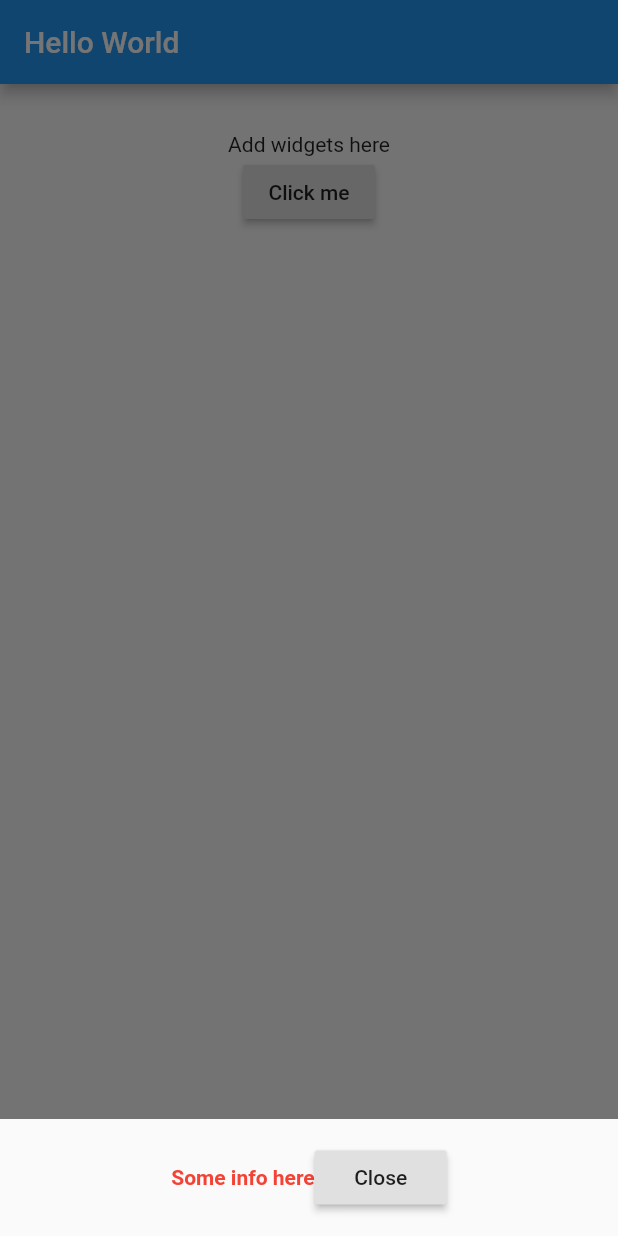
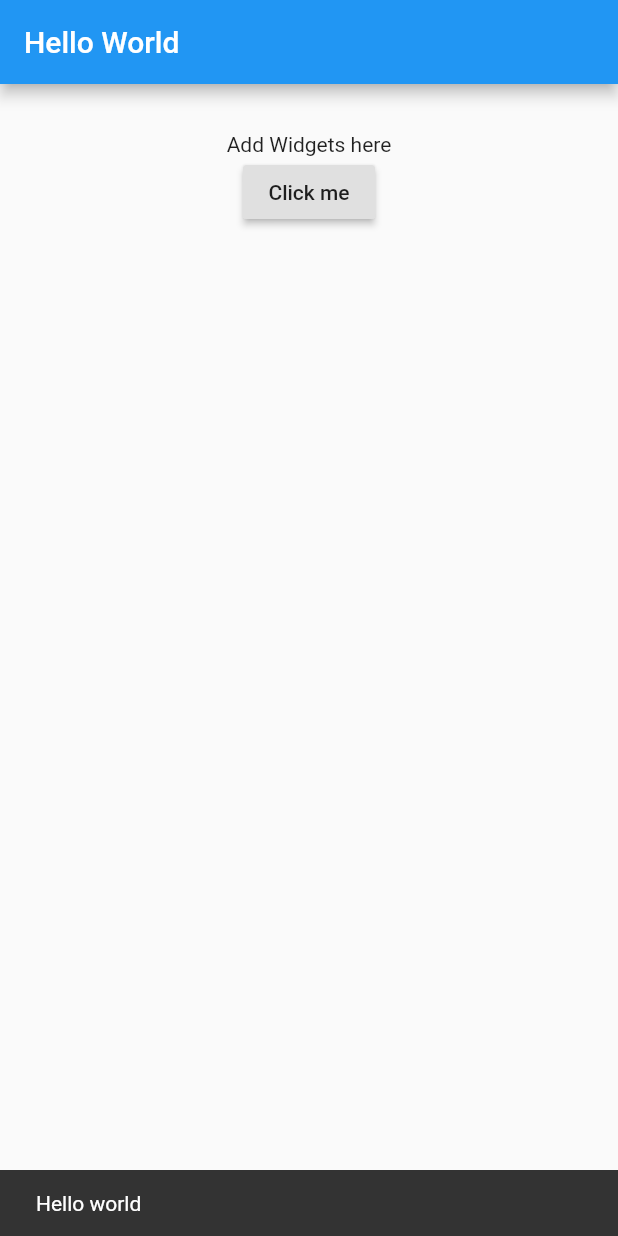
Before and after one commit to andrelashley/flutter-spike-projects, a Flutter app: the screen it shows after launch, after a tap on "Click me", on a phone screen of 412 x 824 dp. Run offline on Flutter 3.47's test engine with Material 2 defaults, Android fonts, the phone set to English and light mode, and no system bars.

Commit message:
Demonstrate the snack bar

```diff
--- a/button1/lib/main.dart
+++ b/button1/lib/main.dart
@@ -13,33 +13,17 @@ class MyApp extends StatefulWidget {
 }
 
 class _State extends State<MyApp> {
-  void _showBottom() {
-    showModalBottomSheet<void>(
-        context: context,
-        builder: (BuildContext context) {
-          return new Container(
-            padding: new EdgeInsets.all(15.0),
-            child: new Row(
-              mainAxisAlignment: MainAxisAlignment.center,
-              children: <Widget>[
-                new Text(
-                  'Some info here',
-                  style: new TextStyle(
-                      color: Colors.red, fontWeight: FontWeight.bold),
-                ),
-                new RaisedButton(
-                  onPressed: () => Navigator.pop(context),
-                  child: new Text('Close'),
-                )
-              ],
-            ),
-          );
-        });
+
+  final GlobalKey<ScaffoldState> _scaffoldState = new GlobalKey<ScaffoldState>();
+
+  void _showBar() {
+    _scaffoldState.currentState.showSnackBar(new SnackBar(content: new Text('Hello world')));
   }
 
   @override
   Widget build(BuildContext context) {
     return new Scaffold(
+        key: _scaffoldState,
         appBar: new AppBar(
           title: new Text('Hello World'),
         ),
@@ -48,11 +32,8 @@ class _State extends State<MyApp> {
           child: new Center(
             child: new Column(
               children: <Widget>[
-                new Text('Add widgets here'),
-                new RaisedButton(
-                  onPressed: _showBottom,
-                  child: new Text('Click me'),
-                )
+                new Text('Add Widgets here'),
+                new RaisedButton(onPressed: _showBar, child: new Text('Click me'),)
               ],
             ),
           ),
```
